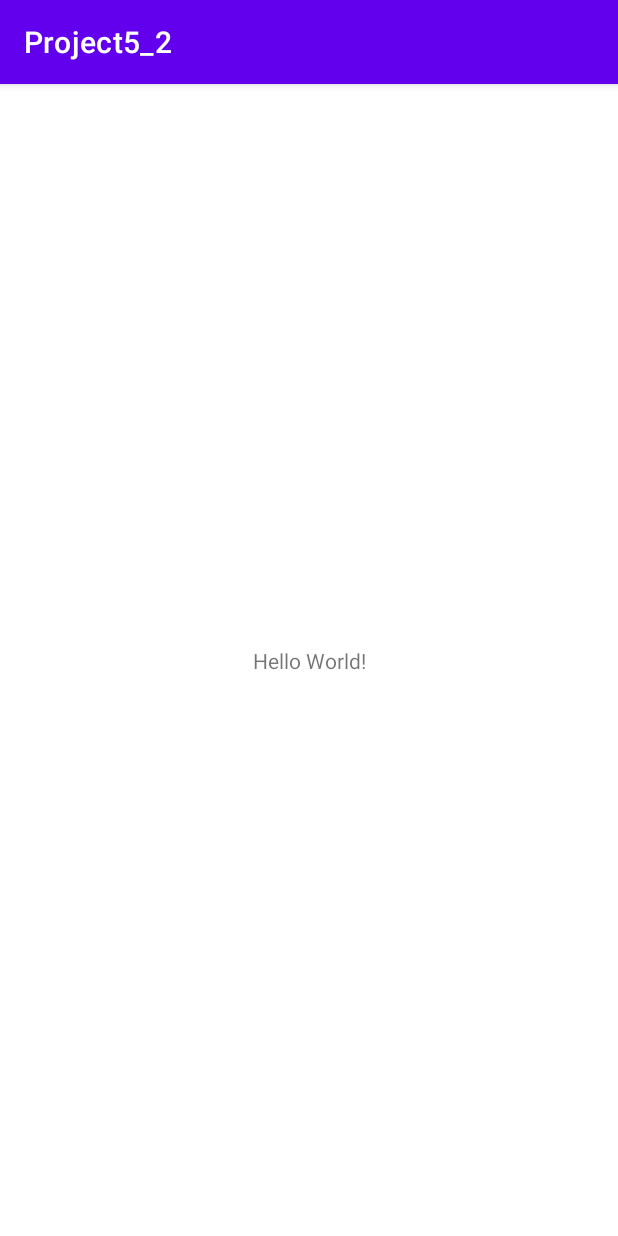
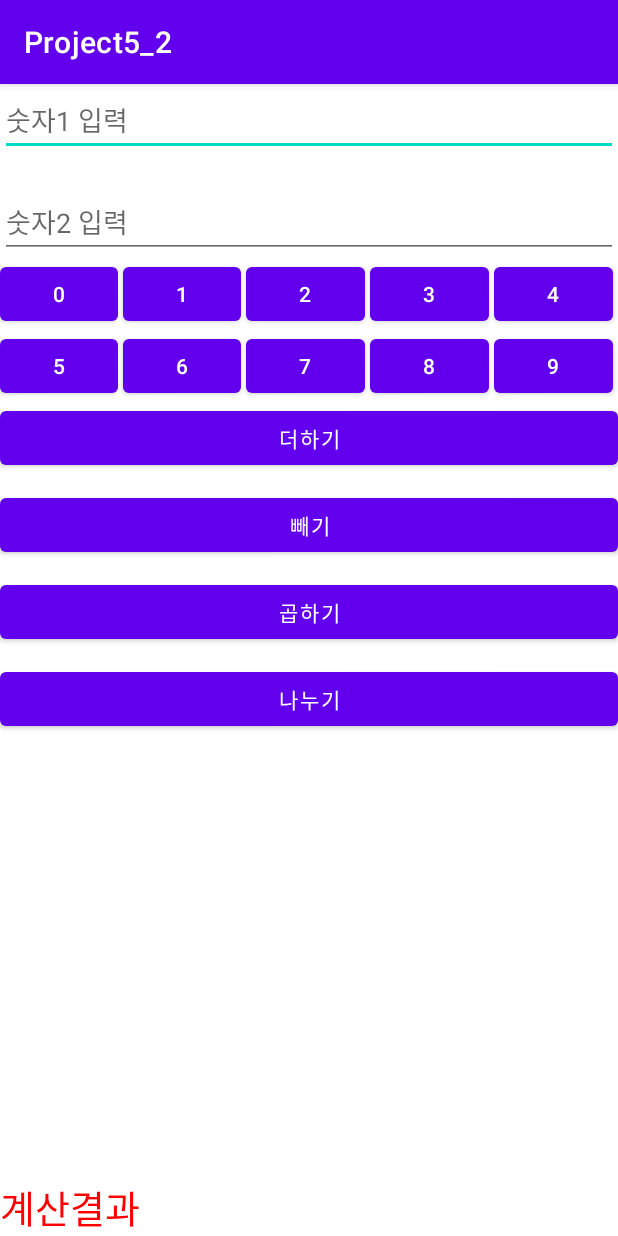
Before and after one commit to hyoging/Project5_2, an Android app: the screen it shows after launch (MainActivity), on a phone screen of 412 x 824 dp. Run offline under Robolectric (Android 15) with nearby library versions, the phone set to English and light mode, and no system bars.

Commit message:
edit layout commit

```diff
--- a/app/src/main/res/layout/activity_main.xml
+++ b/app/src/main/res/layout/activity_main.xml
@@ -1,18 +1,129 @@
 <?xml version="1.0" encoding="utf-8"?>
-<androidx.constraintlayout.widget.ConstraintLayout xmlns:android="http://schemas.android.com/apk/res/android"
+<LinearLayout xmlns:android="http://schemas.android.com/apk/res/android"
     xmlns:app="http://schemas.android.com/apk/res-auto"
     xmlns:tools="http://schemas.android.com/tools"
     android:layout_width="match_parent"
     android:layout_height="match_parent"
+    android:orientation="vertical"
     tools:context=".MainActivity">
 
-    <TextView
-        android:layout_width="wrap_content"
+    <EditText
+        android:id="@+id/edit1"
+        android:layout_width="match_parent"
         android:layout_height="wrap_content"
-        android:text="Hello World!"
-        app:layout_constraintBottom_toBottomOf="parent"
-        app:layout_constraintLeft_toLeftOf="parent"
-        app:layout_constraintRight_toRightOf="parent"
-        app:layout_constraintTop_toTopOf="parent" />
+        android:layout_marginBottom="20dp"
+        android:hint="@string/edit_hint1"/>
+    <EditText
+        android:id="@+id/edit2"
+        android:layout_width="match_parent"
+        android:layout_height="wrap_content"
+        android:hint="@string/edit_hint2"/>
+    <TableLayout
+        android:layout_width="match_parent"
+        android:layout_height="wrap_content">
+        <TableRow
+            android:layout_width="match_parent"
+            android:layout_height="wrap_content">
+            <Button
+                android:layout_width="0dp"
+                android:layout_height="wrap_content"
+                android:layout_weight="1"
+                android:layout_marginRight="3dp"
+                android:text="0"/>
+            <Button
+                android:layout_width="0dp"
+                android:layout_height="wrap_content"
+                android:layout_weight="1"
+                android:layout_marginRight="3dp"
+                android:text="1"/>
+            <Button
+                android:layout_width="0dp"
+                android:layout_height="wrap_content"
+                android:layout_weight="1"
+                android:layout_marginRight="3dp"
+                android:text="2"/>
+            <Button
+                android:layout_width="0dp"
+                android:layout_height="wrap_content"
+                android:layout_weight="1"
+                android:layout_marginRight="3dp"
+                android:text="3"/>
+            <Button
+                android:layout_width="0dp"
+                android:layout_height="wrap_content"
+                android:layout_weight="1"
+                android:layout_marginRight="3dp"
+                android:text="4"/>
+        </TableRow>
+        <TableRow
+            android:layout_width="match_parent"
+            android:layout_height="wrap_content">
+            <Button
+                android:layout_width="0dp"
+                android:layout_height="wrap_content"
+                android:layout_weight="1"
+                android:layout_marginRight="3dp"
+                android:text="5"/>
+            <Button
+                android:layout_width="0dp"
+                android:layout_height="wrap_content"
+                android:layout_weight="1"
+                android:layout_marginRight="3dp"
+                android:text="6"/>
+            <Button
+                android:layout_width="0dp"
+                android:layout_height="wrap_content"
+                android:layout_weight="1"
+                android:layout_marginRight="3dp"
+                android:text="7"/>
+            <Button
+                android:layout_width="0dp"
+                android:layout_height="wrap_content"
+                android:layout_weight="1"
+                android:layout_marginRight="3dp"
+                android:text="8"/>
+            <Button
+                android:layout_width="0dp"
+                android:layout_height="wrap_content"
+                android:layout_weight="1"
+                android:layout_marginRight="3dp"
+                android:text="9"/>
+        </TableRow>
+    </TableLayout>
+    <Button
+        android:layout_width="match_parent"
+        android:layout_height="wrap_content"
+        android:text="@string/btn_plus"
+        android:layout_marginBottom="10dp"
+        />
+    <Button
+        android:layout_width="match_parent"
+        android:layout_height="wrap_content"
+        android:text="@string/btn_minus"
+        android:layout_marginBottom="10dp"
+        />
+    <Button
+        android:layout_width="match_parent"
+        android:layout_height="wrap_content"
+        android:text="@string/btn_multi"
+        android:layout_marginBottom="10dp"
+        />
+    <Button
+        android:layout_width="match_parent"
+        android:layout_height="wrap_content"
+        android:text="@string/btn_divide"
+        android:layout_marginBottom="10dp"
+        />
+    <LinearLayout
+        android:layout_width="match_parent"
+        android:layout_height="match_parent"
+        android:gravity="bottom">
+        <TextView
+            android:layout_width="match_parent"
+            android:layout_height="wrap_content"
+            android:textColor="#ff0000"
+            android:textSize="25sp"
+            android:text="@string/text_result"/>
+    </LinearLayout>
 
-</androidx.constraintlayout.widget.ConstraintLayout>
+</LinearLayout>
--- a/app/src/main/res/values/strings.xml
+++ b/app/src/main/res/values/strings.xml
@@ -1,3 +1,10 @@
 <resources>
     <string name="app_name">Project5_2</string>
+    <string name="edit_hint1">숫자1 입력</string>
+    <string name="edit_hint2">숫자2 입력</string>
+    <string name="btn_plus">더하기</string>
+    <string name="btn_minus">빼기</string>
+    <string name="btn_multi">곱하기</string>
+    <string name="btn_divide">나누기</string>
+    <string name="text_result">계산결과</string>
 </resources>
```
